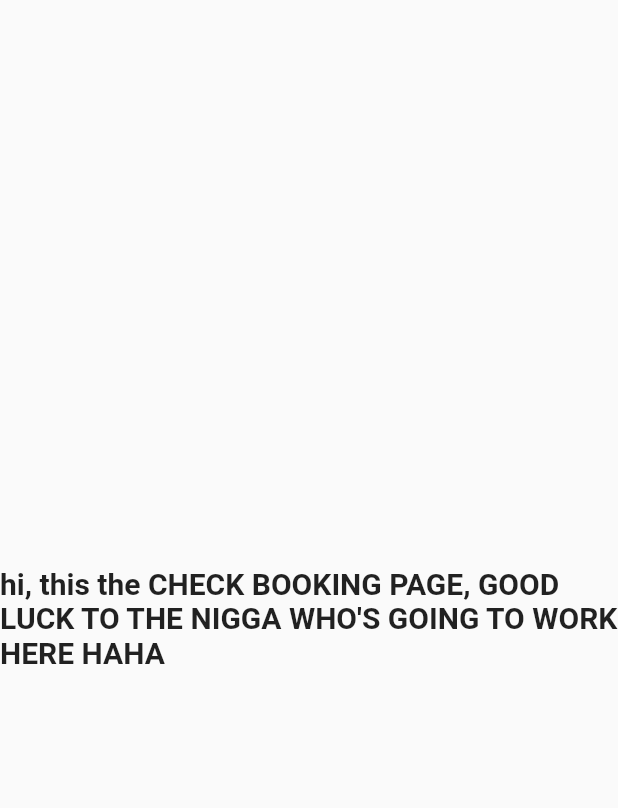
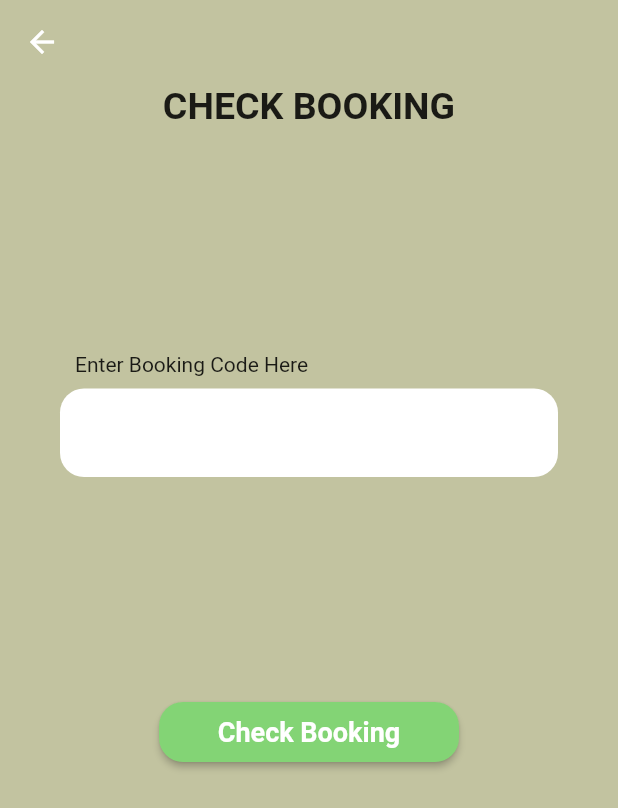
Before and after one commit to COE-CTRL-Intelligence/Sports-Complex, a Flutter app: the CheckBookingPage screen opened by its route, on a phone screen of 412 x 824 dp. Shown: the top 808 px of the screen. Run offline on Flutter 3.47's test engine with Material 2 defaults, Android fonts, the phone set to English and light mode, and no system bars; our stand-ins replace auto_route, syncfusion_flutter_calendar.

Commit message:
built check booking page

```diff
--- a/lib/pages/check_booking_page.dart
+++ b/lib/pages/check_booking_page.dart
@@ -1,19 +1,51 @@
 import 'package:flutter/material.dart';
+import '../widgets/custom_input_field.dart';
 
 class CheckBookingPage extends StatelessWidget {
   const CheckBookingPage({Key? key}) : super(key: key);
 
   @override
   Widget build(BuildContext context) {
-    return const Scaffold(
-      body: Center(
-        child: Text(
-          "hi, this the CHECK BOOKING PAGE, GOOD LUCK TO THE NIGGA WHO'S GOING TO WORK HERE HAHA",
-          style: TextStyle(
-            fontSize: 20,
-            fontWeight: FontWeight.bold,
-          ),
-        ),
+    final bookingCodeController = TextEditingController();
+
+    return Scaffold(
+      backgroundColor: const Color(0xffC2C3A0),
+      appBar: AppBar(
+        backgroundColor: Colors.transparent,
+        elevation: 0.0,
+      ),
+      body: SingleChildScrollView(
+        child: Center(
+            child: Column(
+          children: [
+            const Text('CHECK BOOKING',
+                style: TextStyle(fontSize: 25, fontWeight: FontWeight.bold)),
+            const SizedBox(height: 150),
+            CustomInputField(
+                fieldName: "Enter Booking Code Here",
+                fieldController: bookingCodeController,
+                obscureText: false),
+            const SizedBox(height: 150),
+            Padding(
+              padding: const EdgeInsets.symmetric(horizontal: 40),
+              child: SizedBox(
+                height: 40,
+                width: 200,
+                child: ElevatedButton(
+                    onPressed: () {},
+                    style: ElevatedButton.styleFrom(
+                        shape: RoundedRectangleBorder(
+                            borderRadius: BorderRadius.circular(16)),
+                        primary: const Color(0xff83D475)),
+                    child: const Text(
+                      "Check Booking",
+                      style:
+                          TextStyle(fontSize: 18, fontWeight: FontWeight.bold),
+                    )),
+              ),
+            ),
+          ],
+        )),
       ),
     );
   }
```
